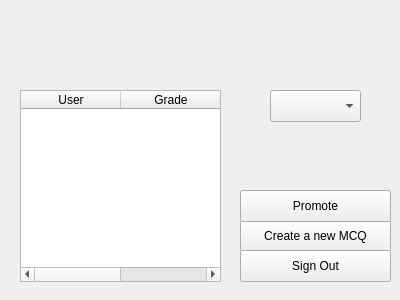
First picture: the form in adminwindow.ui, repository carlrizk/QCMpp, before the edit.
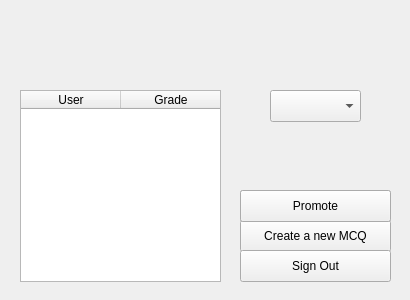
Second picture: the form after the edit.

```diff
--- a/adminwindow.ui
+++ b/adminwindow.ui
@@ -6,7 +6,7 @@
    <rect>
     <x>0</x>
     <y>0</y>
-    <width>400</width>
+    <width>410</width>
     <height>300</height>
    </rect>
   </property>
@@ -45,6 +45,9 @@
      <height>192</height>
     </rect>
    </property>
+   <property name="horizontalScrollBarPolicy">
+    <enum>Qt::ScrollBarAlwaysOff</enum>
+   </property>
    <column>
     <property name="text">
      <string>User</string>
```
Left out of the diff: 10 changed lines with no effect on the pictures.
